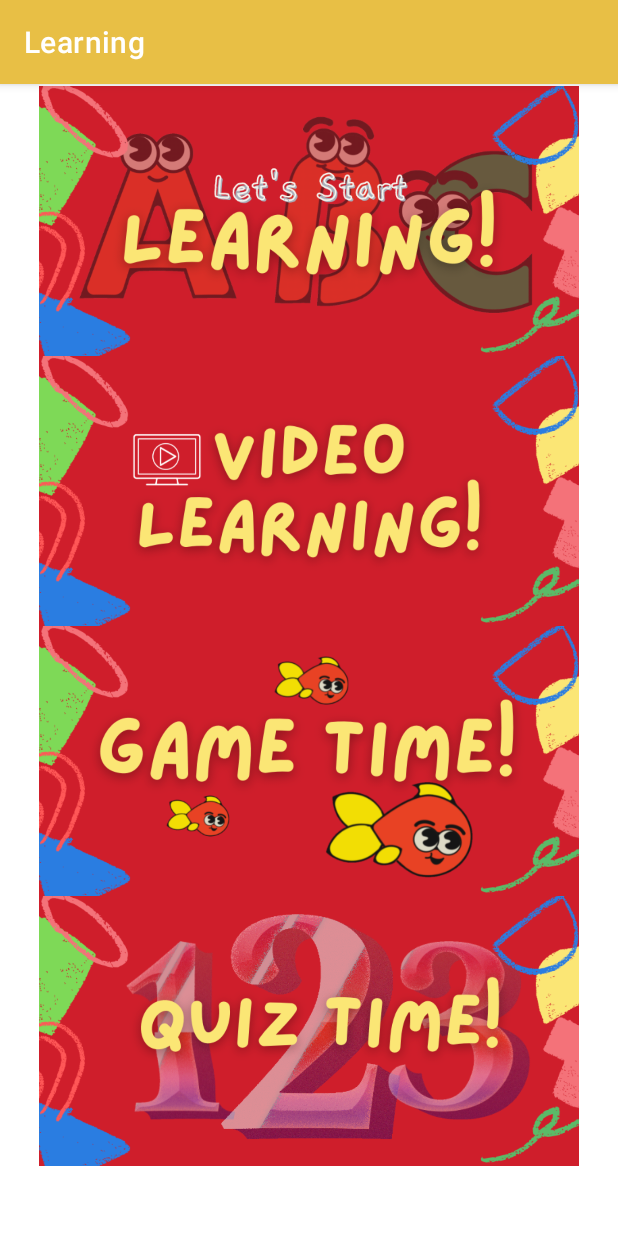
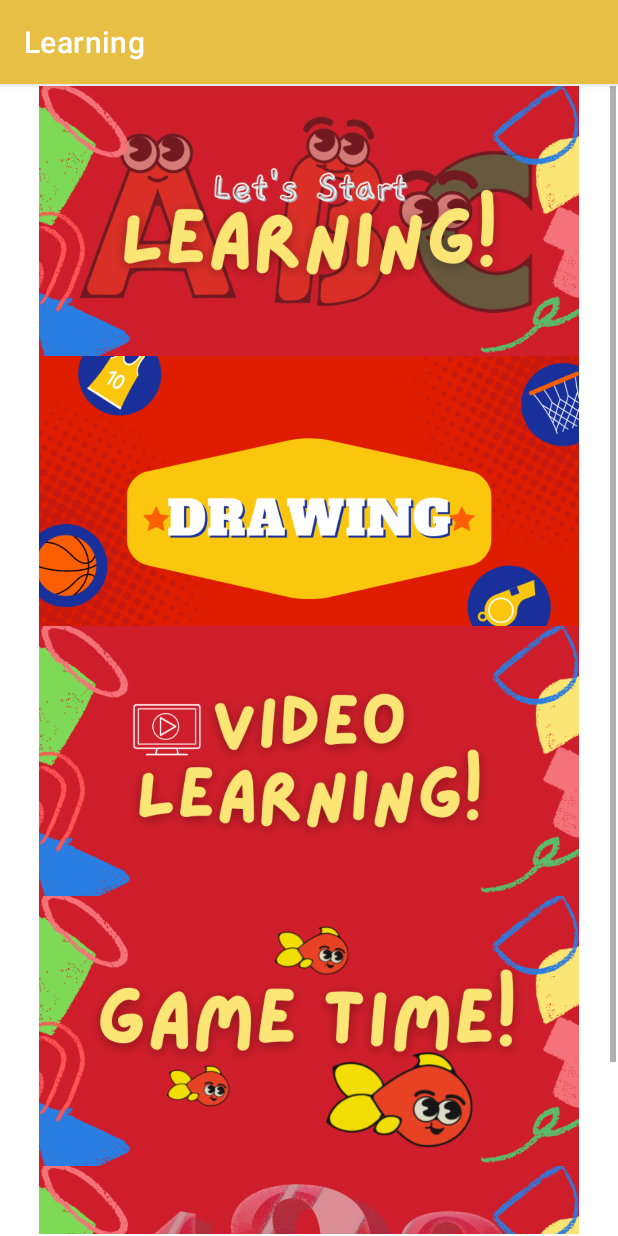
Before and after one commit to SaadullahTariq/Pre_Schooling_App, an Android app: the LandingActivity screen opened directly, with no data from a screen before it, on a phone screen of 412 x 824 dp. Run offline under Robolectric (Android 15) with nearby library versions, the phone set to English and light mode, and no system bars.

Commit message:
Drawing Section Started!!!

```diff
--- a/app/build.gradle
+++ b/app/build.gradle
@@ -27,12 +27,15 @@ android {
     }
 }
 
+
 dependencies {
 
     implementation 'androidx.appcompat:appcompat:1.4.1'
-    implementation 'com.google.android.material:material:1.5.0'
+    implementation 'com.google.android.material:material:1.6.0'
     implementation 'androidx.constraintlayout:constraintlayout:2.1.3'
+
     testImplementation 'junit:junit:4.13.2'
     androidTestImplementation 'androidx.test.ext:junit:1.1.3'
     androidTestImplementation 'androidx.test.espresso:espresso-core:3.4.0'
+
 }
--- a/app/src/main/java/com/example/fyp_preschool/LandingActivity.java
+++ b/app/src/main/java/com/example/fyp_preschool/LandingActivity.java
@@ -10,7 +10,7 @@ public class LandingActivity extends AppCompatActivity {
 
     @Override
     protected void onCreate(Bundle savedInstanceState) {
-        ImageView leaningView, quizView, gameView, videolearningView;
+        ImageView leaningView, quizView, gameView, videolearningView, drawingView;
         super.onCreate(savedInstanceState);
         setContentView(R.layout.activity_landing);
         setTitle(getString(R.string.landing_title));
@@ -18,11 +18,16 @@ public class LandingActivity extends AppCompatActivity {
         quizView = findViewById(R.id.quizView);
         gameView = findViewById(R.id.gameView);
         videolearningView = findViewById(R.id.videolearningView);
+        drawingView = findViewById(R.id.drawingView);
 
         leaningView.setOnClickListener(view -> startActivity(new Intent(LandingActivity.this, LearningActivity.class)));
 
         quizView.setOnClickListener(view -> startActivity(new Intent(LandingActivity.this, QuizActivity.class)));
 
+        drawingView.setOnClickListener(view -> { startActivity(new Intent(LandingActivity.this, DrawingActivity.class));
+
+        });
+
 
     }
 }
--- a/app/src/main/res/layout/activity_landing.xml
+++ b/app/src/main/res/layout/activity_landing.xml
@@ -37,6 +37,15 @@
                 app:srcCompat="@drawable/learning" />
 
             <ImageView
+                android:id="@+id/drawingView"
+                android:layout_width="match_parent"
+                android:layout_height="180dp"
+                android:contentDescription="@string/drawing_section"
+                android:paddingLeft="10dp"
+                android:paddingRight="10dp"
+                app:srcCompat="@drawable/drawing" />
+
+            <ImageView
                 android:id="@+id/videolearningView"
                 android:layout_width="match_parent"
                 android:layout_height="180dp"
--- a/app/src/main/res/values/strings.xml
+++ b/app/src/main/res/values/strings.xml
@@ -43,6 +43,7 @@
     <string name="option_4">Option 4</string>
     <string name="restart_quiz">Restart Quiz</string>
     <string name="your_score_is">Your score is</string>
+    <string name="drawing_section">Drawing Section</string>
 
     <string-array name="words">
         <item>Apple</item>
--- a/build.gradle
+++ b/build.gradle
@@ -4,6 +4,7 @@ plugins {
     id 'com.android.library' version '7.1.3' apply false
 }
 
+
 task clean(type: Delete) {
     delete rootProject.buildDir
 }
```
Also changed, not shown: app/src/main/AndroidManifest.xml (+13 -7 lines), app/src/main/java/com/example/fyp_preschool/DrawingActivity.java (added, +14 -0 lines), app/src/main/res/layout/activity_drawing.xml (added, +9 -0 lines), app/src/main/res/drawable/drawing.png (added), app/src/main/res/drawable/icon.png (added).
